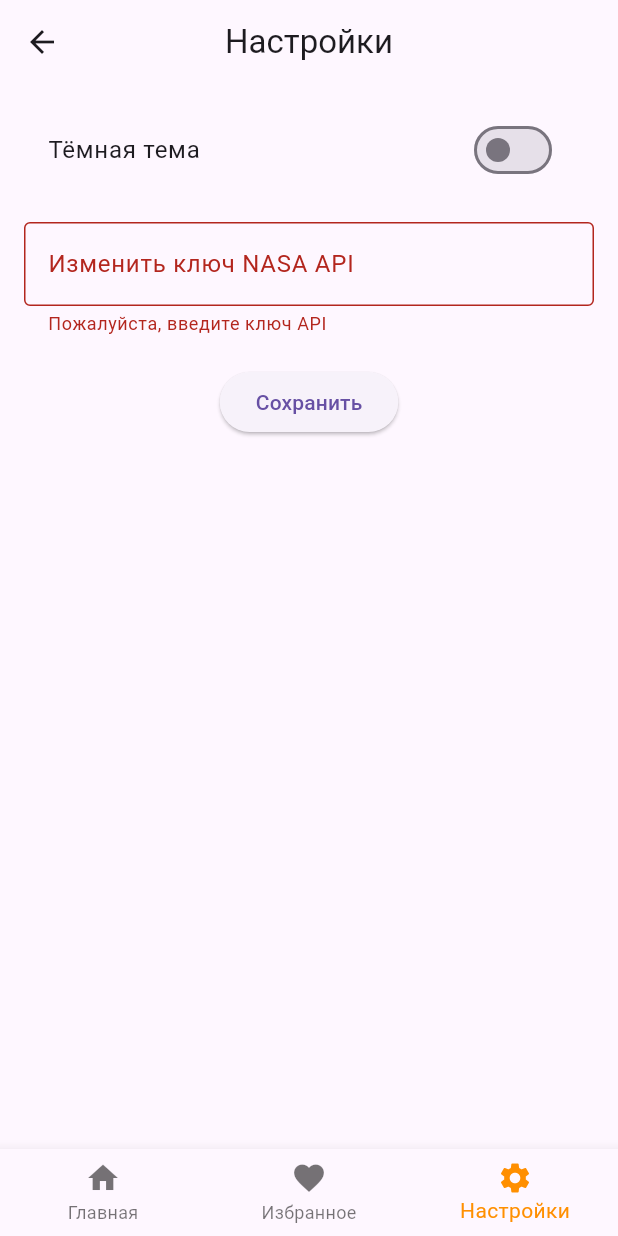
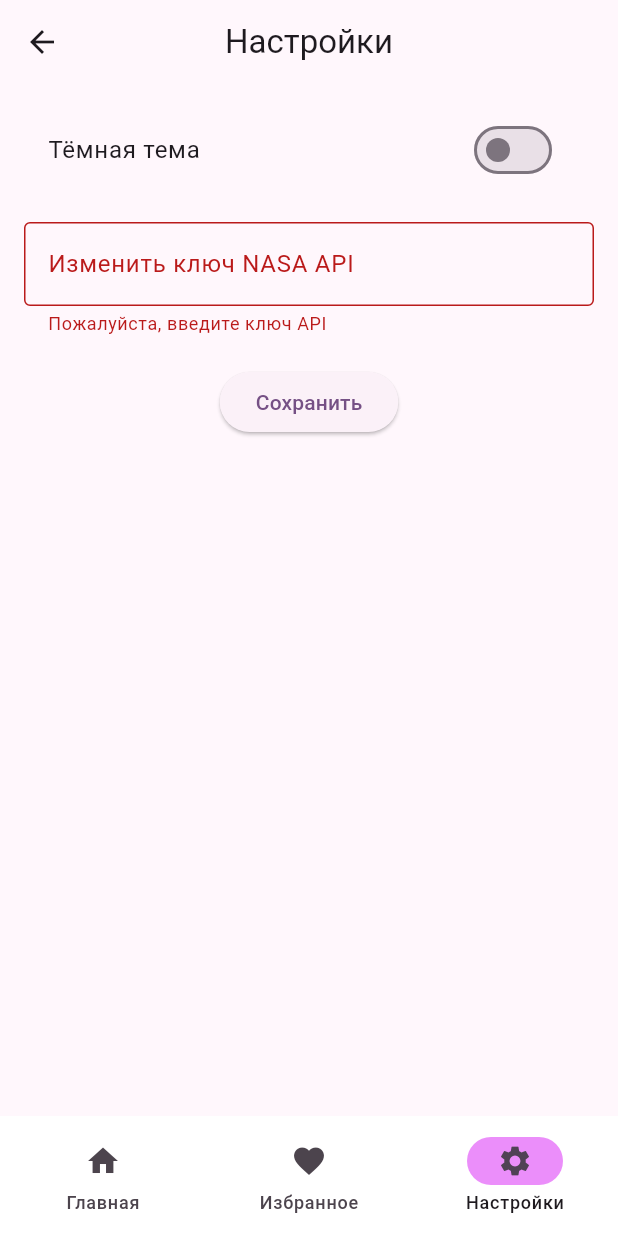
Before and after one commit to Jasternaut/Tomahawk-Space, a Flutter app: the MyHomePage screen opened by its route, item 3 of the bottom bar chosen, after a tap on "Сохранить", on a phone screen of 412 x 824 dp. Run offline on Flutter 3.47's test engine with Material 3 defaults, Android fonts, the phone set to English and light mode, and no system bars; our stand-ins replace cached_network_image, hive, hive_flutter, shared_preferences; accounts and stored records are empty; generated files the repository leaves out were written again; network calls fail.

Commit message:
[Add] Большой редизайн
Переделана навигационная панель, переделан стиль уведомлений и адаптация под тему приложения.

```diff
--- a/lib/home_screen.dart
+++ b/lib/home_screen.dart
@@ -7,6 +7,8 @@ import 'package:cached_network_image/cached_network_image.dart';
 import 'package:url_launcher/url_launcher.dart';
 import 'package:tomahawk_space/models/apod.dart';
 import 'package:tomahawk_space/overlay.dart';
+import 'package:provider/provider.dart';
+import 'package:tomahawk_space/theme_provider.dart';
 
 Future<Apod> fetchApod({String? date}) async {
   final prefs = await SharedPreferences.getInstance();
@@ -76,16 +78,15 @@ class _HomeScreenState extends State<HomeScreen> {
   Widget build(BuildContext context) {
     return Scaffold(
       appBar: AppBar(
-        title: Row(
-          mainAxisAlignment: MainAxisAlignment.center,
-          children: [
-            const Text('TOMAHAWK'),
-            const SizedBox(width: 8),
-            Image.asset(
-              'assets/icons/logo.png',
-              height: 24, // Настрой размер изображения
-            ),
-          ],
+        title: Consumer<ThemeProvider>(
+          builder: (context, themeProvider, child) {
+            return Image.asset(
+              themeProvider.isDarkTheme
+                  ? 'assets/icons/logo_dark.png'
+                  : 'assets/icons/logo_light.png',
+              height: 24,
+            );
+          },
         ),
         centerTitle: true,
       ),
--- a/lib/main.dart
+++ b/lib/main.dart
@@ -45,7 +45,13 @@ class MyApp extends StatelessWidget {
         builder: (context, themeProvider, child) {
           return MaterialApp(
             title: 'Tomahawk Space',
-            theme: themeProvider.currentTheme,
+            theme: ThemeData(
+              useMaterial3: true, // Включаем Material 3
+              colorScheme: ColorScheme.fromSeed(
+                seedColor: const Color.fromARGB(255, 146, 39, 196), // const Color.fromARGB(255, 243, 192, 80),
+                brightness: themeProvider.isDarkTheme ? Brightness.dark : Brightness.light,
+              ),
+            ),
             localizationsDelegates: const [
               DefaultMaterialLocalizations.delegate,
               DefaultWidgetsLocalizations.delegate,
@@ -104,6 +110,21 @@ class _MyHomePageState extends State<MyHomePage> {
     SettingsScreen(),
   ];
 
+  static const List<NavigationDestination> _navDestinations = [
+    NavigationDestination(
+      icon: Icon(Icons.home),
+      label: 'Главная',
+    ),
+    NavigationDestination(
+      icon: Icon(Icons.favorite),
+      label: 'Избранное',
+    ),
+    NavigationDestination(
+      icon: Icon(Icons.settings),
+      label: 'Настройки',
+    ),
+  ];
+
   @override
   void initState() {
     super.initState();
@@ -124,27 +145,25 @@ class _MyHomePageState extends State<MyHomePage> {
 
   @override
   Widget build(BuildContext context) {
-    return Scaffold(
-      body: _widgetOptions.elementAt(_selectedIndex),
-      bottomNavigationBar: BottomNavigationBar(
-        items: const <BottomNavigationBarItem>[
-          BottomNavigationBarItem(
-            icon: Icon(Icons.home),
-            label: 'Главная',
+    return Consumer<ThemeProvider>(
+      builder: (context, themeProvider, child) {
+        return Scaffold(
+          body: _widgetOptions.elementAt(_selectedIndex),
+          bottomNavigationBar: NavigationBar(
+            selectedIndex: _selectedIndex,
+            onDestinationSelected: _onItemTapped,
+            destinations: _navDestinations,
+            backgroundColor: themeProvider.isDarkTheme
+                ? Colors.grey[900]
+                : Colors.white,
+            indicatorColor: themeProvider.isDarkTheme
+                ? const Color.fromARGB(255, 140, 57, 153)
+                : const Color.fromARGB(255, 235, 142, 250),
+            labelBehavior: NavigationDestinationLabelBehavior.alwaysShow,
+            elevation: 4, // Добавляет тень для современного вида
           ),
-          BottomNavigationBarItem(
-            icon: Icon(Icons.favorite),
-            label: 'Избранное',
-          ),
-          BottomNavigationBarItem(
-            icon: Icon(Icons.settings),
-            label: 'Настройки',
-          ),
-        ],
-        currentIndex: _selectedIndex,
-        selectedItemColor: Colors.amber[800],
-        onTap: _onItemTapped,
-      ),
+        );
+      },
     );
   }
 }
--- a/lib/settings_screen.dart
+++ b/lib/settings_screen.dart
@@ -2,6 +2,7 @@ import 'package:flutter/material.dart';
 import 'package:provider/provider.dart';
 import 'package:shared_preferences/shared_preferences.dart';
 import 'package:tomahawk_space/theme_provider.dart';
+import 'package:tomahawk_space/overlay.dart';
 
 class SettingsScreen extends StatefulWidget {
   const SettingsScreen({super.key});
@@ -42,19 +43,14 @@ class _SettingsScreenState extends State<SettingsScreen> {
     setState(() {
       _errorMessage = null;
     });
-    ScaffoldMessenger.of(context).showSnackBar(
-      const SnackBar(content: Text('Ключ API сохранён')),
-    );
+    showCustomNotification(context, 'Ключ API сохранён');
   }
 
   @override
   Widget build(BuildContext context) {
     final themeProvider = Provider.of<ThemeProvider>(context);
     return Scaffold(
-      appBar: AppBar(
-        title: const Text('Настройки'),
-        centerTitle: true,
-      ),
+      appBar: AppBar(title: const Text('Настройки'), centerTitle: true),
       body: Padding(
         padding: const EdgeInsets.all(16.0),
         child: Column(
```
Also changed, not shown: lib/apod_detail_screen.dart (+6 -16 lines), lib/overlay.dart (+34 -24 lines), pubspec.yaml (+7 -4 lines), assets/icons/icon.png (deleted), assets/icons/icon_mobile.png, assets/icons/icon_pc.png (added), assets/icons/logo.png (deleted), assets/icons/logo_dark.png (added), assets/icons/logo_light.png (added), 42 other files.
